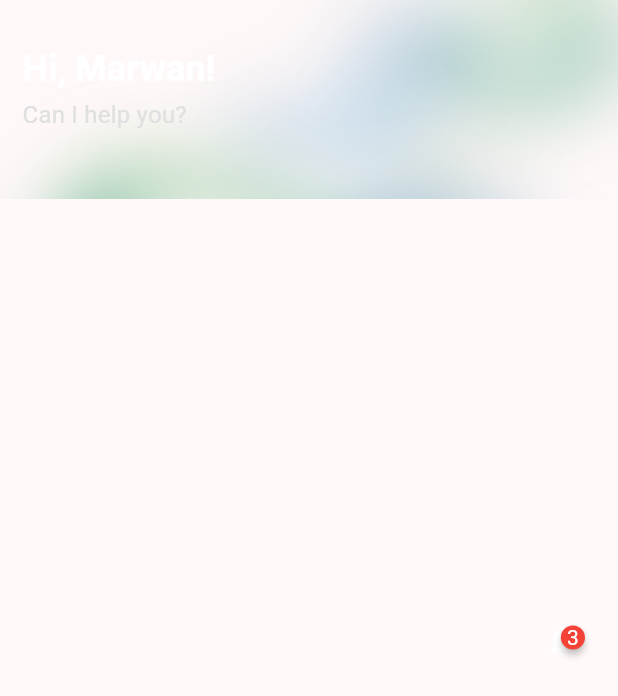
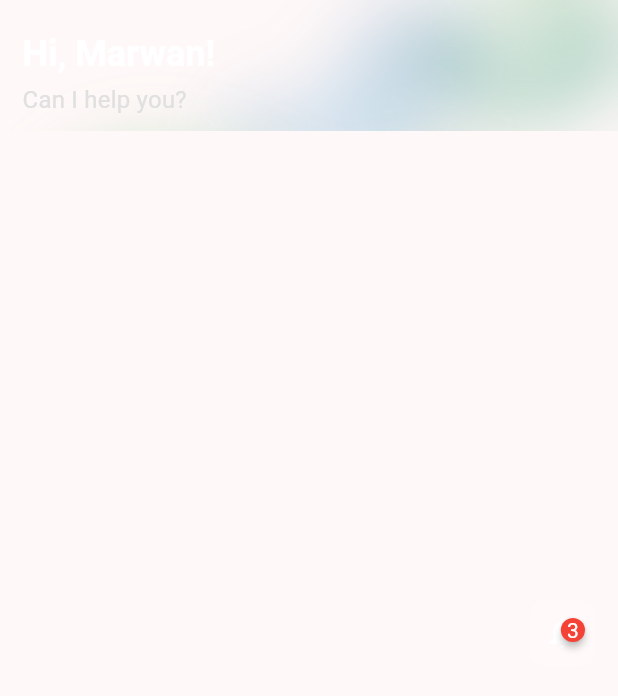
Before and after one commit to marwansaputro/aplikasi_pengaduan_flutter, a Flutter app: the SectionNotification widget shown alone on an empty page, opened directly, on a phone screen of 412 x 824 dp. Shown: the top 696 px of the screen. Run offline on Flutter 3.47's test engine with Material 3 defaults, Android fonts, the light colour scheme and no system bars; drawn by our look-alikes of badges; our stand-ins replace convex_bottom_bar, country_code_picker, curved_navigation_bar, dotted_border, pinput, readmore and 1 more; missing offline and left inert: svg_icon.

Commit message:
update screen beranda

```diff
--- a/lib/screens/beranda/section_beranda/section_notification.dart
+++ b/lib/screens/beranda/section_beranda/section_notification.dart
@@ -15,10 +15,10 @@ class SectionNotification extends StatelessWidget {
     return Stack(
       children: [
         Image.asset(
-          pathImageOrnamen1,
+          pathImageOrnamen3,
         ),
         Padding(
-          padding: const EdgeInsets.only(top: 30),
+          padding: const EdgeInsets.only(top: 20),
           child: Padding(
             padding: paddingMobile,
             child: IRow(
--- a/lib/value/path_image.dart
+++ b/lib/value/path_image.dart
@@ -14,6 +14,7 @@ const pathImageNews5 = 'assets/images/banner/sosialisasi-eimut-jih.jpg';
 const pathImageDummyImage = 'assets/images/banner/dummy-image.jpg';
 const pathImageOrnamen1 = 'assets/images/banner/ornamen1.png';
 const pathImageOrnamen2 = 'assets/images/banner/ornamen2.png';
+const pathImageOrnamen3 = 'assets/images/banner/ornamen3.png';
 const pathImageUpload = 'assets/images/banner/upload_image.png';
 const pathImagePortfolioUII = 'assets/images/banner/e-office-uii.jpg';
 const pathImagePortfolioBI = 'assets/images/banner/bigdata-bi.jpg';
--- a/lib/widget/accordion/accordion_common.dart
+++ b/lib/widget/accordion/accordion_common.dart
@@ -160,7 +160,7 @@ class ItemAccordionCommonState extends State<ItemAccordionCommon>
                     //   height: 10,
                     // ),
                     ConstrainedBox(
-                      constraints: BoxConstraints(maxWidth: 360),
+                      constraints: const BoxConstraints(maxWidth: 360),
                       child: widget.data.contentWidget ??
                           Text(
                             widget.data.content,
@@ -197,7 +197,7 @@ class ItemAccordionCommonState extends State<ItemAccordionCommon>
                   children: [
                     const Icon(
                       Icons.verified_outlined,
-                      size: 15,
+                      size: 18,
                       color: primaryGreen,
                     ),
                     Text(
```
Also changed, not shown: assets/images/banner/ornamen3.png (added).
